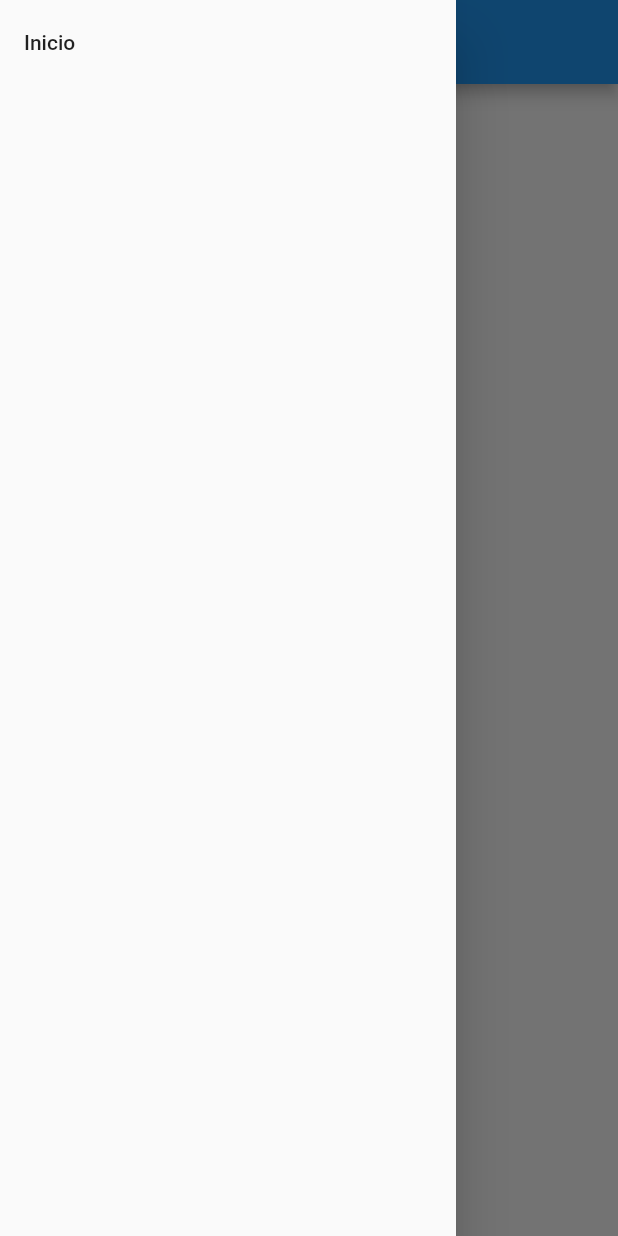
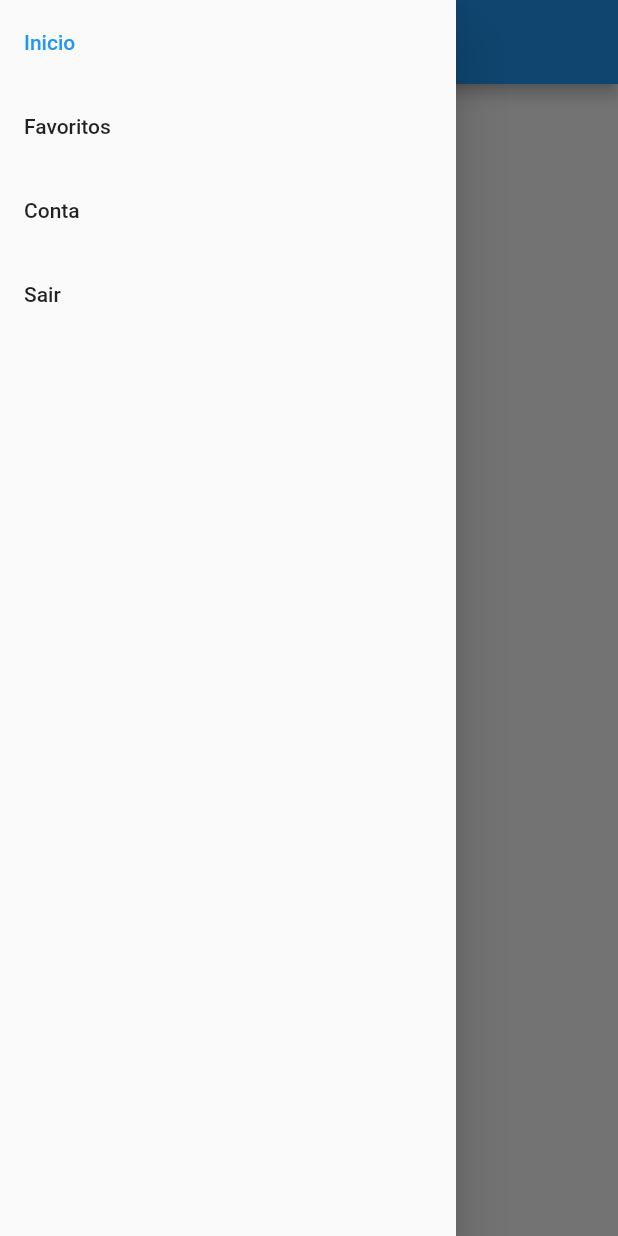
Before and after one commit to souzaleandror/navigation_app, a Flutter app: the screen it shows after launch, with the side drawer open, on a phone screen of 412 x 824 dp. Run offline on Flutter 3.47's test engine with Material 2 defaults, Android fonts, the phone set to English and light mode, and no system bars; our stand-ins replace rxdart.

Commit message:
Commit Final

```diff
--- a/lib/home/HomeWidget.dart
+++ b/lib/home/HomeWidget.dart
@@ -1,5 +1,9 @@
 import 'package:flutter/material.dart';
+import 'package:navigation_app/home/pages/ContaPage.dart';
+import 'package:navigation_app/home/pages/FavoritoPage.dart';
+import 'package:navigation_app/home/pages/InicioPage.dart';
 import 'package:navigation_app/home/widgets/CustomDrawer.dart';
+import 'package:navigation_app/home/widgets/HomeController.dart';
 
 class HomeWidget extends StatefulWidget {
   @override
@@ -7,14 +11,59 @@ class HomeWidget extends StatefulWidget {
 }
 
 class _HomeWidgetState extends State<HomeWidget> {
+  GlobalKey<ScaffoldState> _keyScaffold = GlobalKey<ScaffoldState>();
+
+  // primeiro metodo
+  var pages = <Widget>[
+    InicioPage(),
+    FavoritoPage(),
+    ContaPage(),
+  ];
+
+  // Segundo metodo
+  int indexPage = 0;
+
+  PageController _pageController = PageController(initialPage: 0);
+
   @override
   Widget build(BuildContext context) {
+    print("Rebuildado");
+
     return Scaffold(
-      drawer: CustomDrawer(),
+      key: _keyScaffold,
+
+      // segundo metodo (terceiro nao precisa de parametro)
+      drawer: CustomDrawer(
+        pageController: _pageController,
+        onPressed: (index) {
+          _keyScaffold.currentState.openEndDrawer();
+          //primeiro metodo
+//            setState(() {
+//              indexPage = index;
+//            });
+          //segundo metodo
+          _pageController.jumpToPage(index);
+        },
+      ),
       appBar: AppBar(
         title: Text("Navegacao"),
       ),
-      body: Container(),
+      //Primeiro metodo
+      //body: pages[indexPage]);
+      // Segundo metodo
+//      body: PageView(
+//        physics: NeverScrollableScrollPhysics(),
+//        controller: _pageController,
+//        children: pages,
+//      ),
+      //terceiro metodo
+      body: StreamBuilder(
+        stream: HomeController.of(context).drawerChangeOutout,
+        initialData: 0,
+        builder: (BuildContext context, AsyncSnapshot snapshot) {
+          return pages[snapshot.data];
+        },
+      ),
     );
   }
 }
--- /dev/null
+++ b/lib/home/pages/InicioPage.dart
@@ -0,0 +1,21 @@
+import 'package:flutter/material.dart';
+import 'package:navigation_app/home/widgets/HomeController.dart';
+
+class InicioPage extends StatelessWidget {
+  @override
+  Widget build(BuildContext context) {
+    return Center(
+      child: Column(
+        children: <Widget>[
+          Text(
+            "Inicio Page",
+            style: Theme.of(context).textTheme.body1,
+          ),
+          RaisedButton(onPressed: () {
+            HomeController.of(context).drawerChangeInput.add(1);
+          }),
+        ],
+      ),
+    );
+  }
+}
--- a/lib/home/widgets/CustomDrawer.dart
+++ b/lib/home/widgets/CustomDrawer.dart
@@ -1,16 +1,58 @@
 import 'package:flutter/material.dart';
+import 'package:navigation_app/home/widgets/HomeController.dart';
 
 class CustomDrawer extends StatelessWidget {
+  final Function(int) onPressed;
+  final PageController pageController;
+
+  const CustomDrawer({Key key, this.pageController, this.onPressed})
+      : super(key: key);
+
   @override
   Widget build(BuildContext context) {
     return Drawer(
-      child: ListView(
-        children: <Widget>[
-          ListTile(
-            title: Text("Inicio"),
-          ),
-        ],
-      ),
+      child: StreamBuilder<Object>(
+          initialData: 0,
+          stream: HomeController.of(context).drawerChangeOutout,
+          builder: (context, snapshot) {
+            return ListView(
+              children: <Widget>[
+                ListTile(
+                  //selected: pageController.page.round() == 0,
+                  selected: snapshot.data == 0,
+                  title: Text("Inicio"),
+                  onTap: () {
+                    //onPressed(0);
+                    Scaffold.of(context).openEndDrawer();
+                    HomeController.of(context).drawerChangeInput.add(0);
+                  },
+                ),
+                ListTile(
+                  //selected: pageController.page.round() == 1,
+                  selected: snapshot.data == 1,
+                  title: Text("Favoritos"),
+                  onTap: () {
+                    //onPressed(1);
+                    Scaffold.of(context).openEndDrawer();
+                    HomeController.of(context).drawerChangeInput.add(1);
+                  },
+                ),
+                ListTile(
+                  //selected: pageController.page.round() == 2,
+                  selected: snapshot.data == 2,
+                  title: Text("Conta"),
+                  onTap: () {
+                    //onPressed(2);
+                    Scaffold.of(context).openEndDrawer();
+                    HomeController.of(context).drawerChangeInput.add(2);
+                  },
+                ),
+                ListTile(
+                  title: Text("Sair"),
+                ),
+              ],
+            );
+          }),
     );
   }
 }
--- /dev/null
+++ b/lib/home/widgets/HomeController.dart
@@ -0,0 +1,25 @@
+import 'dart:async';
+
+import 'package:flutter/material.dart';
+import 'package:rxdart/rxdart.dart';
+
+class HomeController extends InheritedWidget {
+  final Widget child;
+  HomeController({this.child}) : super(child: child);
+
+  //final StreamController<int> _streamController = StreamController.broadcast();
+  final BehaviorSubject<int> _streamController = BehaviorSubject.seeded(0);
+  Sink<int> get drawerChangeInput => _streamController.sink;
+  Stream<int> get drawerChangeOutout => _streamController.stream;
+
+  static HomeController of(BuildContext context) {
+    return context.inheritFromWidgetOfExactType(HomeController)
+        as HomeController;
+  }
+
+  @override
+  bool updateShouldNotify(InheritedWidget oldWidget) {
+    // TODO: implement updateShouldNotify
+    return oldWidget != this;
+  }
+}
--- a/lib/main.dart
+++ b/lib/main.dart
@@ -1,5 +1,6 @@
 import 'package:flutter/material.dart';
 import 'package:navigation_app/home/HomeWidget.dart';
+import 'package:navigation_app/home/widgets/HomeController.dart';
 
 void main() => runApp(MyApp());
 
@@ -9,7 +10,10 @@ class MyApp extends StatelessWidget {
     return MaterialApp(
       title: 'Flutter Demo',
       theme: ThemeData(primarySwatch: Colors.blue),
-      home: HomeWidget(),
+      //primeiro e segundo
+//      home: HomeWidget(),
+      // terceiro metodo
+      home: HomeController(child: HomeWidget()),
     );
   }
 }
--- a/pubspec.yaml
+++ b/pubspec.yaml
@@ -23,6 +23,7 @@ dependencies:
   # The following adds the Cupertino Icons font to your application.
   # Use with the CupertinoIcons class for iOS style icons.
   cupertino_icons: ^0.1.2
+  rxdart: ^0.22.2
 
 dev_dependencies:
   flutter_test:
```
Also changed, not shown: lib/home/pages/ContaPage.dart (added, +13 -0 lines), lib/home/pages/FavoritoPage.dart (added, +13 -0 lines), lib/generated/i18n.dart (added), 8 other files.
